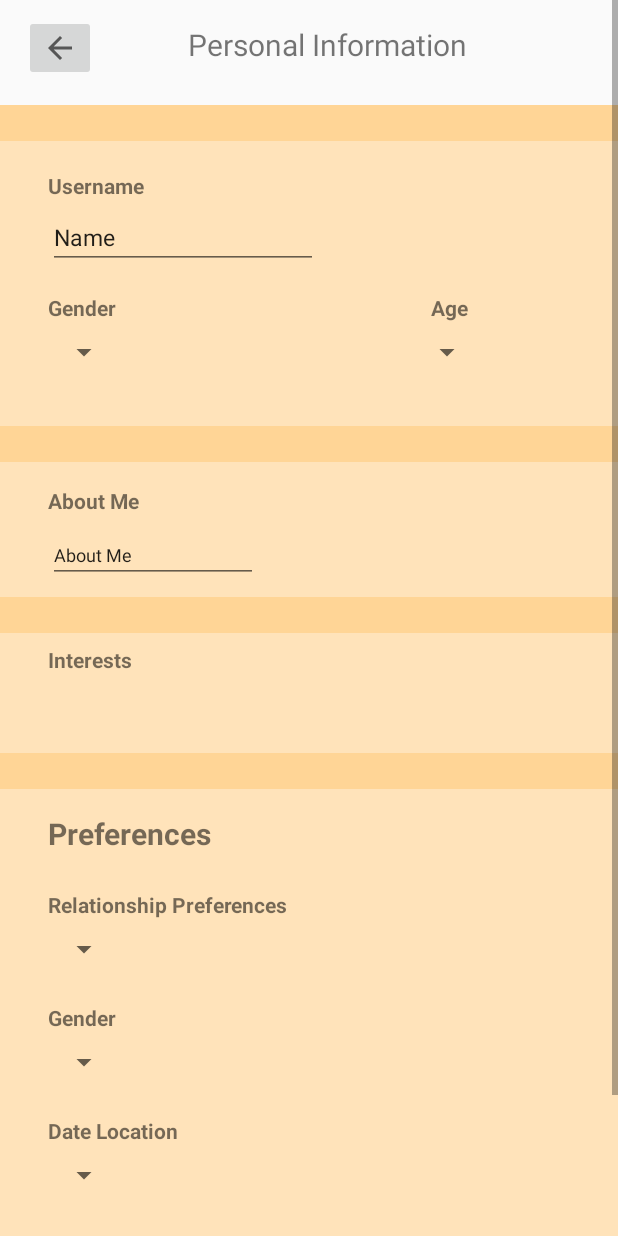
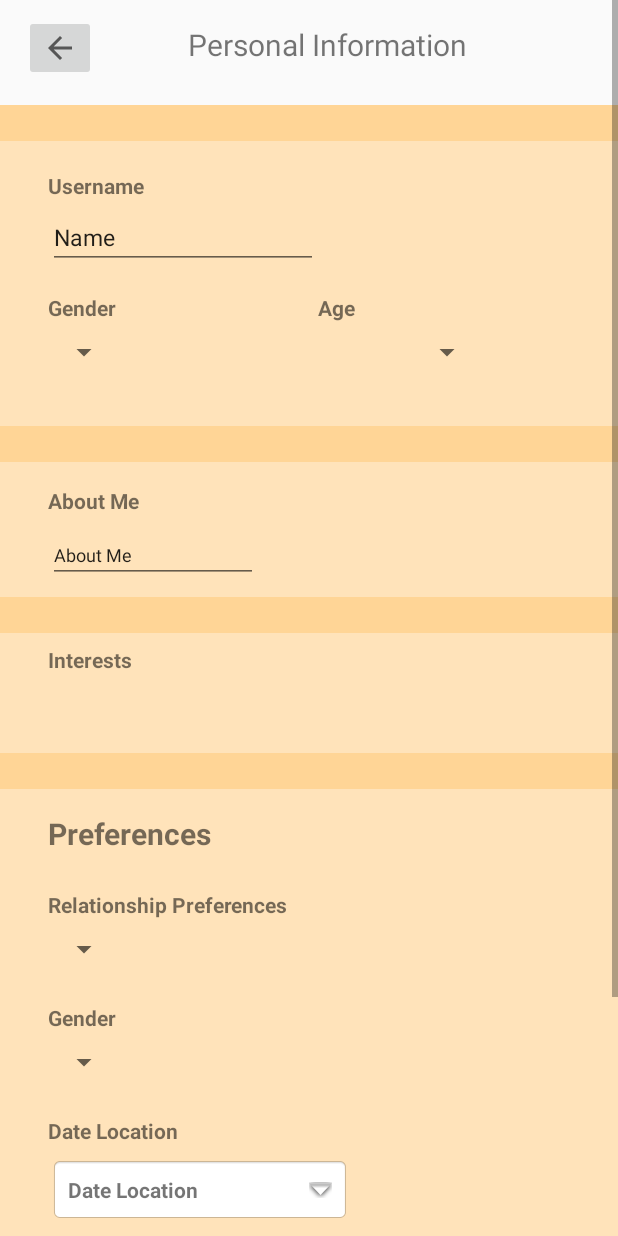
Before and after one commit to New-President/MADIgNight, an Android app: the layout activity_profile_creation.xml on its own in the app's theme, with its tools: preview values and no code run, on a phone screen of 412 x 824 dp. Run offline under Robolectric (Android 15) with nearby library versions, the phone set to English and light mode, and no system bars.

Commit message:
Dropdown Button options

```diff
--- a/app/src/main/res/layout/activity_profile_creation.xml
+++ b/app/src/main/res/layout/activity_profile_creation.xml
@@ -69,15 +69,24 @@
                 <com.google.android.material.navigation.NavigationView
                     android:id="@+id/PreferencesView"
                     android:layout_width="0dp"
-                    android:layout_height="308dp"
+                    android:layout_height="400dp"
                     android:layout_marginTop="24dp"
                     android:background="#FFE3BA"
                     app:layout_constraintEnd_toEndOf="parent"
                     app:layout_constraintStart_toStartOf="parent"
                     app:layout_constraintTop_toBottomOf="@+id/InterestView">
 
+                    <HorizontalScrollView
+                        android:layout_width="match_parent"
+                        android:layout_height="match_parent">
+
+                        <LinearLayout
+                            android:layout_width="match_parent"
+                            android:layout_height="match_parent"
+                            android:orientation="vertical">
+
                             <androidx.constraintlayout.widget.ConstraintLayout
-                        android:layout_width="match_parent"
+                                android:layout_width="423dp"
                                 android:layout_height="match_parent">
 
                                 <TextView
@@ -109,6 +118,7 @@
                                     android:layout_height="wrap_content"
                                     android:layout_marginStart="32dp"
                                     android:layout_marginTop="8dp"
+                                    android:spinnerMode="dropdown"
                                     app:layout_constraintStart_toStartOf="parent"
                                     app:layout_constraintTop_toBottomOf="@+id/RelationshipPref" />
 
@@ -129,6 +139,7 @@
                                     android:layout_height="wrap_content"
                                     android:layout_marginStart="32dp"
                                     android:layout_marginTop="8dp"
+                                    android:spinnerMode="dropdown"
                                     app:layout_constraintStart_toStartOf="parent"
                                     app:layout_constraintTop_toBottomOf="@+id/PreferredGender" />
 
@@ -143,16 +154,26 @@
                                     app:layout_constraintStart_toStartOf="parent"
                                     app:layout_constraintTop_toBottomOf="@+id/GenderPrefDropdown" />
 
-                        <Spinner
-                            android:id="@+id/DateLocationDropdown"
-                            android:layout_width="0dp"
+                                <TextView
+                                    android:id="@+id/DateLocDropdown"
+                                    android:layout_width="200dp"
                                     android:layout_height="wrap_content"
-                            android:layout_marginStart="32dp"
+                                    android:layout_marginStart="33dp"
                                     android:layout_marginTop="8dp"
+                                    android:background="@android:drawable/editbox_background"
+                                    android:drawableRight="@android:drawable/arrow_down_float"
+                                    android:drawablePadding="16dp"
+                                    android:hint="Select Language"
+                                    android:padding="12dp"
+                                    android:text="Date Location"
+                                    android:textStyle="bold"
                                     app:layout_constraintStart_toStartOf="parent"
                                     app:layout_constraintTop_toBottomOf="@+id/DateLocation" />
 
                             </androidx.constraintlayout.widget.ConstraintLayout>
+                        </LinearLayout>
+                    </HorizontalScrollView>
+
                 </com.google.android.material.navigation.NavigationView>
 
                 <com.google.android.material.navigation.NavigationView
@@ -249,18 +270,18 @@
                             android:layout_height="wrap_content"
                             android:layout_marginStart="32dp"
                             android:layout_marginTop="8dp"
+                            android:spinnerMode="dropdown"
                             app:layout_constraintStart_toStartOf="parent"
                             app:layout_constraintTop_toBottomOf="@+id/Gender" />
 
                         <Spinner
                             android:id="@+id/AgeDropdown"
-                            android:layout_width="wrap_content"
+                            android:layout_width="115dp"
                             android:layout_height="wrap_content"
                             android:layout_marginTop="8dp"
                             android:layout_marginEnd="90dp"
+                            android:spinnerMode="dropdown"
                             app:layout_constraintEnd_toEndOf="parent"
-                            app:layout_constraintHorizontal_bias="1.0"
-                            app:layout_constraintStart_toEndOf="@+id/GenderDropdown"
                             app:layout_constraintTop_toBottomOf="@+id/Age" />
 
                         <TextView
@@ -268,7 +289,7 @@
                             android:layout_width="wrap_content"
                             android:layout_height="wrap_content"
                             android:layout_marginTop="16dp"
-                            android:layout_marginEnd="100dp"
+                            android:layout_marginEnd="175dp"
                             android:text="Age"
                             android:textStyle="bold"
                             app:layout_constraintEnd_toEndOf="parent"
```
Also changed, not shown: app/src/main/java/sg/edu/np/ignight/ProfileCreation.java (+98 -0 lines). Lines whose indentation alone changed are shown as unchanged.
